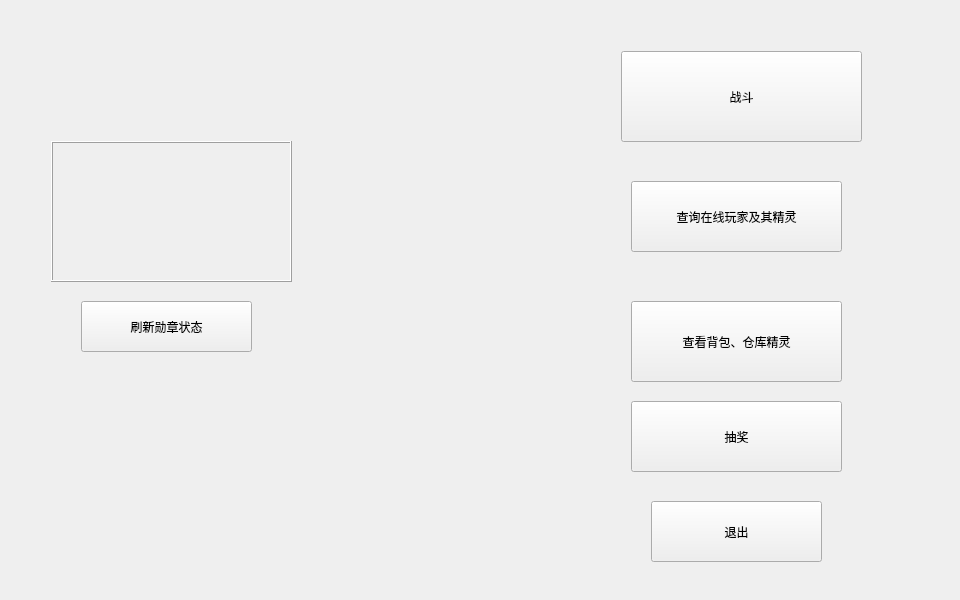
tarffy/pokemon, file Client/Client.ui: the form before one commit.
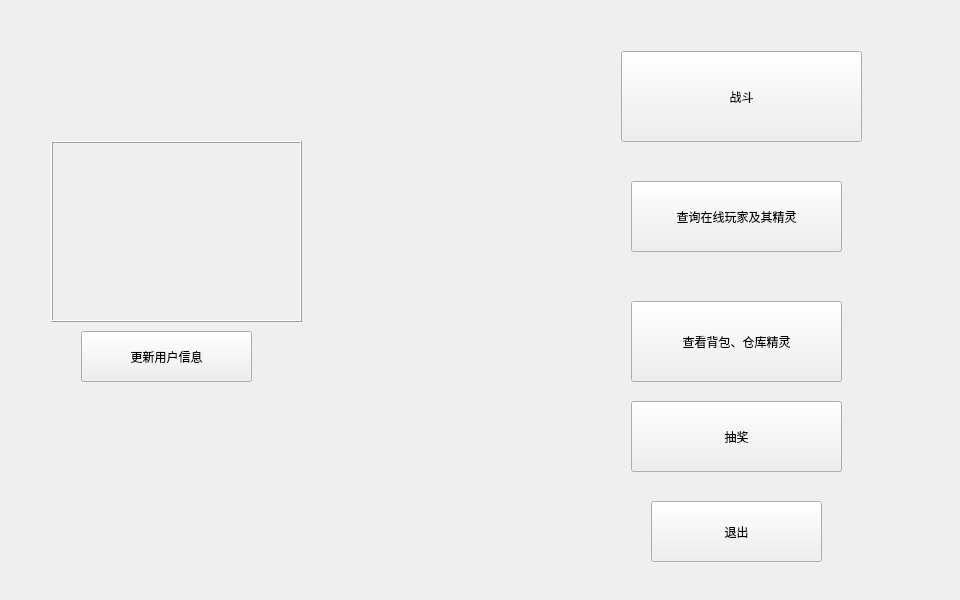
The form after the commit. The open tabs and pages were chosen to show the change.

Commit message: 增加了用户徽章的储存、传输和更新功能；查询界面可以查询任意用户的胜率，修了小bug。

Diff of the .ui file:
```diff
--- a/Client/Client.ui
+++ b/Client/Client.ui
@@ -287,8 +287,8 @@
          <rect>
           <x>40</x>
           <y>130</y>
-          <width>241</width>
-          <height>141</height>
+          <width>251</width>
+          <height>181</height>
          </rect>
         </property>
         <property name="frameShape">
@@ -300,6 +300,9 @@
         <property name="text">
          <string/>
         </property>
+        <property name="wordWrap">
+         <bool>true</bool>
+        </property>
        </widget>
        <widget class="QPushButton" name="Button_gacha">
         <property name="geometry">
@@ -318,13 +321,13 @@
         <property name="geometry">
          <rect>
           <x>70</x>
-          <y>290</y>
+          <y>320</y>
           <width>171</width>
           <height>51</height>
          </rect>
         </property>
         <property name="text">
-         <string>刷新勋章状态</string>
+         <string>更新用户信息</string>
         </property>
        </widget>
       </widget>
```
Left out of the diff: 9 changed lines with no effect on the pictures. The commit also changes 9 other files.
